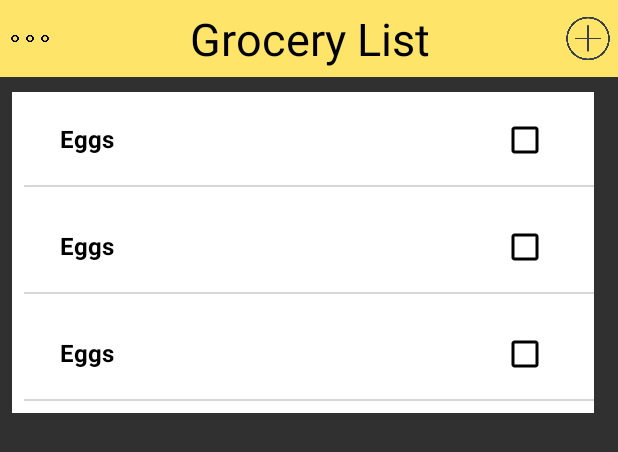
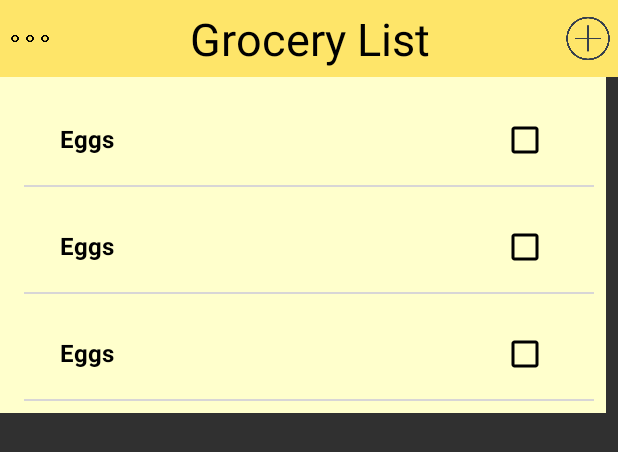
Before and after one commit to RitaSaeed/CookingOverEasy-App, an Android app: the layout fragment_grocery_list.xml on its own in the app's theme, with its tools: preview values and no code run, on a phone screen of 412 x 824 dp. Shown: the top 452 px of the screen. Run offline under Robolectric (Android 15) with nearby library versions, the phone set to English and light mode, and no system bars; network calls fail.

Commit message:
background

```diff
--- a/app/src/main/res/layout/fragment_grocery_list.xml
+++ b/app/src/main/res/layout/fragment_grocery_list.xml
@@ -53,6 +53,7 @@
             android:layout_width="wrap_content"
             android:layout_height="wrap_content"
             android:paddingTop="10dp"
+            android:background="@color/backgroundYellow"
             tools:listitem="@layout/grocery_item" />
 
         <SearchView
--- a/app/src/main/res/layout/grocery_item.xml
+++ b/app/src/main/res/layout/grocery_item.xml
@@ -5,7 +5,7 @@
     android:layout_width="match_parent"
     android:layout_height="wrap_content"
     android:layout_marginHorizontal="8dp"
-    android:background="@color/white"
+    android:background="@color/backgroundYellow"
     android:foreground="?android:attr/selectableItemBackground"
     android:paddingTop="8dp">
 
```
